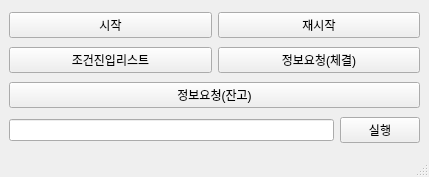
This is mainwindow.ui in coreanq/kw_condition as Qt 5 draws it before an edit. The edited form follows.
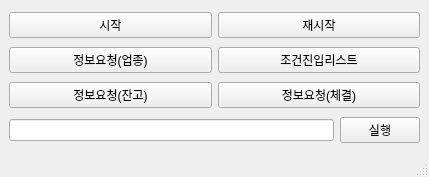
This is the edited form.

Commit message: - 업종 정보 출력 기능 추가 - 매수시 가격 범위 확인하는 기능제거 - 당일 매도 종목 다시 매수 하도록 수정

Patch:
```diff
--- a/mainwindow.ui
+++ b/mainwindow.ui
@@ -35,6 +35,13 @@
     </item>
     <item row="1" column="0">
      <layout class="QHBoxLayout" name="horizontalLayout_2">
+      <item>
+       <widget class="QPushButton" name="btnYupjong">
+        <property name="text">
+         <string>정보요청(업종)</string>
+        </property>
+       </widget>
+      </item>
       <item>
        <widget class="QPushButton" name="btnCondition">
         <property name="text">
@@ -42,13 +49,6 @@
         </property>
        </widget>
       </item>
-      <item>
-       <widget class="QPushButton" name="btnChegyeol">
-        <property name="text">
-         <string>정보요청(체결)</string>
-        </property>
-       </widget>
-      </item>
      </layout>
     </item>
     <item row="2" column="0">
@@ -60,6 +60,13 @@
         </property>
        </widget>
       </item>
+      <item>
+       <widget class="QPushButton" name="btnChegyeol">
+        <property name="text">
+         <string>정보요청(체결)</string>
+        </property>
+       </widget>
+      </item>
      </layout>
     </item>
     <item row="3" column="0">
```
The commit also changes 1 other file.
